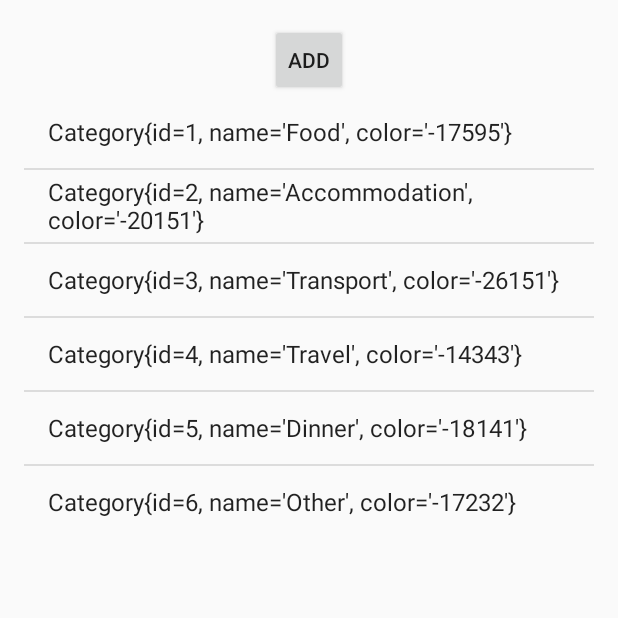
After one commit to volodymyr4509/NotecaseAndroid, an Android app: the fragment TabViewCategory shown on its own in the app's theme, on a phone screen of 412 x 824 dp, the top half of it. The commit adds this screen. Run offline under Robolectric (Android 15) with nearby library versions, the phone set to English and light mode, and no system bars.

Commit message:
Added settings

```diff
--- a/notecase_core/src/main/java/com/expenses/volodymyr/notecase/PagerAdapter.java
+++ b/notecase_core/src/main/java/com/expenses/volodymyr/notecase/PagerAdapter.java
@@ -6,6 +6,7 @@ import android.support.v4.app.FragmentManager;
 
 import com.expenses.volodymyr.notecase.fragment.TabAddExpenses;
 import com.expenses.volodymyr.notecase.fragment.TabStatisticExpenses;
+import com.expenses.volodymyr.notecase.fragment.TabViewCategory;
 import com.expenses.volodymyr.notecase.fragment.TabViewExpenses;
 
 /**
@@ -32,6 +33,9 @@ public class PagerAdapter extends FragmentStatePagerAdapter {
             case 2:
                 TabStatisticExpenses tab3 = new TabStatisticExpenses();
                 return tab3;
+            case 3:
+                TabViewCategory tab4 = new TabViewCategory();
+                return tab4;
             default:
                 return null;
         }
--- a/notecase_core/src/main/java/com/expenses/volodymyr/notecase/activity/MainActivity.java
+++ b/notecase_core/src/main/java/com/expenses/volodymyr/notecase/activity/MainActivity.java
@@ -29,6 +29,7 @@ public class MainActivity extends AppCompatActivity implements TabLayout.OnTabSe
         tabLayout.addTab(tabLayout.newTab().setText("View"));
         tabLayout.addTab(tabLayout.newTab().setText("Add"));
         tabLayout.addTab(tabLayout.newTab().setText("Statistic"));
+        tabLayout.addTab(tabLayout.newTab().setText("Settings"));
         tabLayout.setTabGravity(TabLayout.GRAVITY_FILL);
 
         viewPager = (ViewPager) findViewById(R.id.pager);
--- a/notecase_core/src/main/java/com/expenses/volodymyr/notecase/adapter/ProductAdapter.java
+++ b/notecase_core/src/main/java/com/expenses/volodymyr/notecase/adapter/ProductAdapter.java
@@ -32,7 +32,7 @@ public class ProductAdapter extends ArrayAdapter<Product> {
 
         TextView productName = (TextView) convertView.findViewById(R.id.product_name);
         TextView productPrice = (TextView) convertView.findViewById(R.id.product_price);
-        View categoryColor = (View) convertView.findViewById(R.id.product_category);
+//        View categoryColor = (View) convertView.findViewById(R.id.product_category);
         TextView productCreated = (TextView) convertView.findViewById(R.id.product_created);
 
         // Populate the data into the template view using the data object
@@ -47,7 +47,6 @@ public class ProductAdapter extends ArrayAdapter<Product> {
             formattedTimestamp = new SimpleDateFormat("MM/dd/yyyy").format(created);
         }
 
-
         productCreated.setText(formattedTimestamp);
 
         return convertView;
--- /dev/null
+++ b/notecase_core/src/main/java/com/expenses/volodymyr/notecase/fragment/TabViewCategory.java
@@ -0,0 +1,70 @@
+package com.expenses.volodymyr.notecase.fragment;
+
+import android.content.Intent;
+import android.os.Bundle;
+import android.support.v4.app.Fragment;
+import android.view.LayoutInflater;
+import android.view.View;
+import android.view.ViewGroup;
+import android.widget.AdapterView;
+import android.widget.ArrayAdapter;
+import android.widget.Button;
+import android.widget.EditText;
+import android.widget.ListView;
+import android.widget.SeekBar;
+
+import com.expenses.volodymyr.notecase.R;
+import com.expenses.volodymyr.notecase.activity.AddEditCategoryActivity;
+import com.expenses.volodymyr.notecase.entity.Category;
+import com.expenses.volodymyr.notecase.util.DBHandler;
+
+import java.util.List;
+
+/**
+ * Created by vkret on 04.12.15.
+ */
+public class TabViewCategory extends Fragment {
+    public static final String CATEGORY_ID_KEY = "categoryId";
+
+
+    private EditText categoryName;
+    private SeekBar colorSeekBar;
+    private View resultColor;
+    private Button saveButton;
+    private int categoryId;
+
+    @Override
+    public View onCreateView(LayoutInflater inflater, ViewGroup container, Bundle savedInstanceState) {
+
+        View view = inflater.inflate(R.layout.tab_view_category, container, false);
+        ListView listView = (ListView) view.findViewById(R.id.categoriesList);
+        Button addCategoryButton = (Button) view.findViewById(R.id.addNewCategory);
+
+        DBHandler dbHandler = DBHandler.getDbHandler(getActivity());
+        List<Category> categoryList = dbHandler.getAllCategories();
+
+        ArrayAdapter<Category> adapter = new ArrayAdapter<>(getActivity(), android.R.layout.simple_list_item_1, categoryList);
+
+        listView.setAdapter(adapter);
+
+
+        addCategoryButton.setOnClickListener(new View.OnClickListener() {
+            @Override
+            public void onClick(View v) {
+                Intent intent = new Intent(getActivity(), AddEditCategoryActivity.class);
+                startActivity(intent);
+            }
+        });
+
+        listView.setOnItemClickListener(new AdapterView.OnItemClickListener() {
+            @Override
+            public void onItemClick(AdapterView<?> parent, View view, int position, long id) {
+                Intent intent = new Intent(getActivity(), AddEditCategoryActivity.class);
+                Category category = (Category) parent.getAdapter().getItem(position);
+                intent.putExtra(CATEGORY_ID_KEY, category.getId());
+                startActivity(intent);
+            }
+        });
+        return view;
+    }
+}
--- a/notecase_core/src/main/res/layout/item_product.xml
+++ b/notecase_core/src/main/res/layout/item_product.xml
@@ -4,11 +4,11 @@
     android:layout_width="match_parent"
     android:layout_height="wrap_content" >
 
-    <android.support.v4.widget.Space
-        android:layout_width="wrap_content"
-        android:layout_height="match_parent"
-        android:id="@+id/product_category"
-        android:layout_weight="5" />
+    <!--<android.support.v4.widget.Space-->
+        <!--android:layout_width="wrap_content"-->
+        <!--android:layout_height="match_parent"-->
+        <!--android:id="@+id/product_category"-->
+        <!--android:layout_weight="5" />-->
     <TextView
         android:layout_width="wrap_content"
         android:layout_height="wrap_content"
--- /dev/null
+++ b/notecase_core/src/main/res/layout/tab_view_category.xml
@@ -0,0 +1,30 @@
+<?xml version="1.0" encoding="utf-8"?>
+<RelativeLayout xmlns:android="http://schemas.android.com/apk/res/android"
+    xmlns:tools="http://schemas.android.com/tools"
+    android:layout_width="match_parent"
+    android:layout_height="match_parent"
+    android:paddingLeft="@dimen/activity_horizontal_margin"
+    android:paddingRight="@dimen/activity_horizontal_margin"
+    android:paddingTop="@dimen/activity_vertical_margin"
+    android:paddingBottom="@dimen/activity_vertical_margin"
+    tools:context=".activity.ViewCategoryActivity">
+
+    <Button
+        style="?android:attr/buttonStyleSmall"
+        android:layout_width="wrap_content"
+        android:layout_height="wrap_content"
+        android:text="Add"
+        android:id="@+id/addNewCategory"
+        android:layout_alignParentTop="true"
+        android:layout_centerHorizontal="true" />
+
+    <ListView
+        android:id="@+id/categoriesList"
+        android:layout_width="wrap_content"
+        android:layout_height="wrap_content"
+        android:layout_centerHorizontal="true"
+        android:layout_below="@+id/addNewCategory" />
+
+
+
+</RelativeLayout>
```
Also changed, not shown: notecase_core/src/main/java/com/expenses/volodymyr/notecase/fragment/TabAddExpenses.java (+0 -26 lines).
